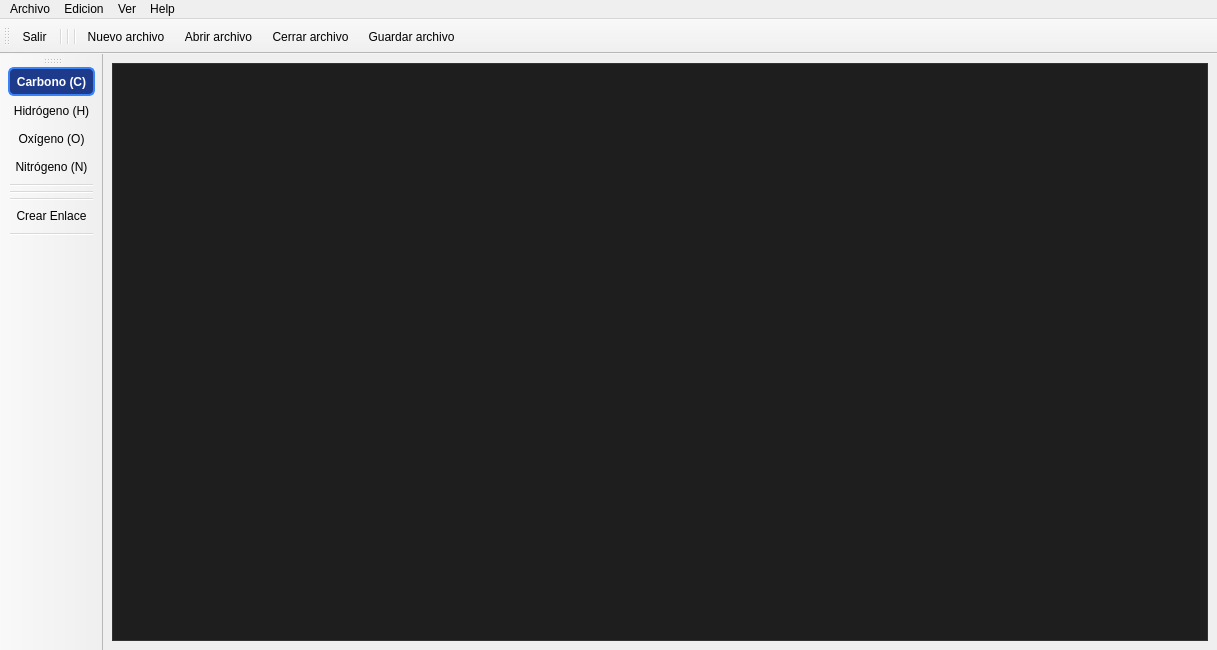
Above: mainwindow.ui from BertoSoft/qtVisorMol_V20 before the change. Below: the same form after it.
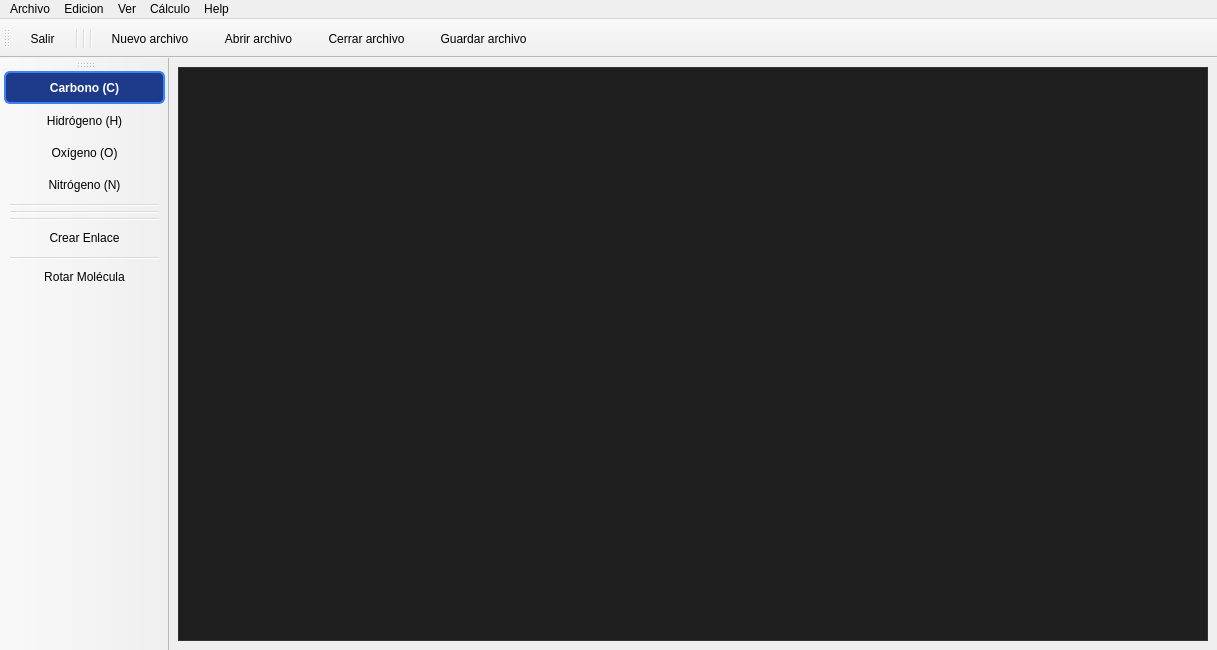
That is the form after the change. Icons and pictures are not drawn.

What changed in the file:
```diff
--- a/mainwindow.ui
+++ b/mainwindow.ui
@@ -14,12 +14,17 @@
    <string/>
   </property>
   <property name="styleSheet">
-   <string notr="true">/* Estilo general para todos los botones de la barra de herramientas */
-QToolBar QToolButton {
+   <string notr="true">QToolBar QToolButton {
     background-color: transparent;
     border: 1px solid transparent;
     border-radius: 6px;
-    padding: 4px;
+    padding: 6px 12px;
+}
+
+/* Regla exclusiva para la barra lateral izquierda (Herramientas de Elementos) */
+QToolBar#toolbarElementos QToolButton {
+    min-width: 130px;        /* Hace todos los botones más anchos y uniformes */
+    text-align: right;       /* Alinea el texto a la derecha */
 }
 
 /* Efecto visual cuando el usuario pasa el ratón por encima (Hover) */
@@ -34,10 +39,9 @@
     border: 2px solid #3b82f6;
     color: #ffffff;
     font-weight: bold;
-} /* &lt;-- CORREGIDO: Faltaba cerrar esta llave */
+}
     
 /* --- CONTROL DEL LIENZO MOLECULAR --- */
-
 QGraphicsView#visorMolecular {
     background-color: #1e1e1e; /* Gris carbón oscuro (estilo editor 3D/CAD) */
     border: 1px solid #333333; /* Borde oscuro sutil */
@@ -85,8 +89,11 @@
    <property name="windowTitle">
     <string>Herramientas de Elementos</string>
    </property>
+   <property name="layoutDirection">
+    <enum>Qt::LayoutDirection::RightToLeft</enum>
+   </property>
    <property name="toolButtonStyle">
-    <enum>Qt::ToolButtonStyle::ToolButtonTextUnderIcon</enum>
+    <enum>Qt::ToolButtonStyle::ToolButtonTextOnly</enum>
    </property>
    <attribute name="toolBarArea">
     <enum>LeftToolBarArea</enum>
@@ -103,6 +110,7 @@
    <addaction name="separator"/>
    <addaction name="actionModoEnlace"/>
    <addaction name="separator"/>
+   <addaction name="actionRotar_Molecula"/>
   </widget>
   <widget class="QMenuBar" name="menuBar">
    <property name="geometry">
@@ -139,9 +147,16 @@
      <string>Help</string>
     </property>
    </widget>
+   <widget class="QMenu" name="menuC_lculo">
+    <property name="title">
+     <string>Cálculo</string>
+    </property>
+    <addaction name="actionOptimizaci_n_Geom_trica"/>
+   </widget>
    <addaction name="menuArchivo"/>
    <addaction name="menuEdicion"/>
    <addaction name="menuVer"/>
+   <addaction name="menuC_lculo"/>
    <addaction name="menuHelp"/>
   </widget>
   <widget class="QToolBar" name="toolbarMenu">
@@ -275,6 +290,23 @@
     <string>Guardar archivo</string>
    </property>
   </action>
+  <action name="actionRotar_Molecula">
+   <property name="checkable">
+    <bool>true</bool>
+   </property>
+   <property name="icon">
+    <iconset resource="recursos.qrc">
+     <normaloff>:/iconos/rotar.png</normaloff>:/iconos/rotar.png</iconset>
+   </property>
+   <property name="text">
+    <string>Rotar Molécula</string>
+   </property>
+  </action>
+  <action name="actionOptimizaci_n_Geom_trica">
+   <property name="text">
+    <string>Optimización Geométrica</string>
+   </property>
+  </action>
  </widget>
  <resources>
   <include location="recursos.qrc"/>
```
Left out of the diff: 1 changed line with no effect on the pictures.
